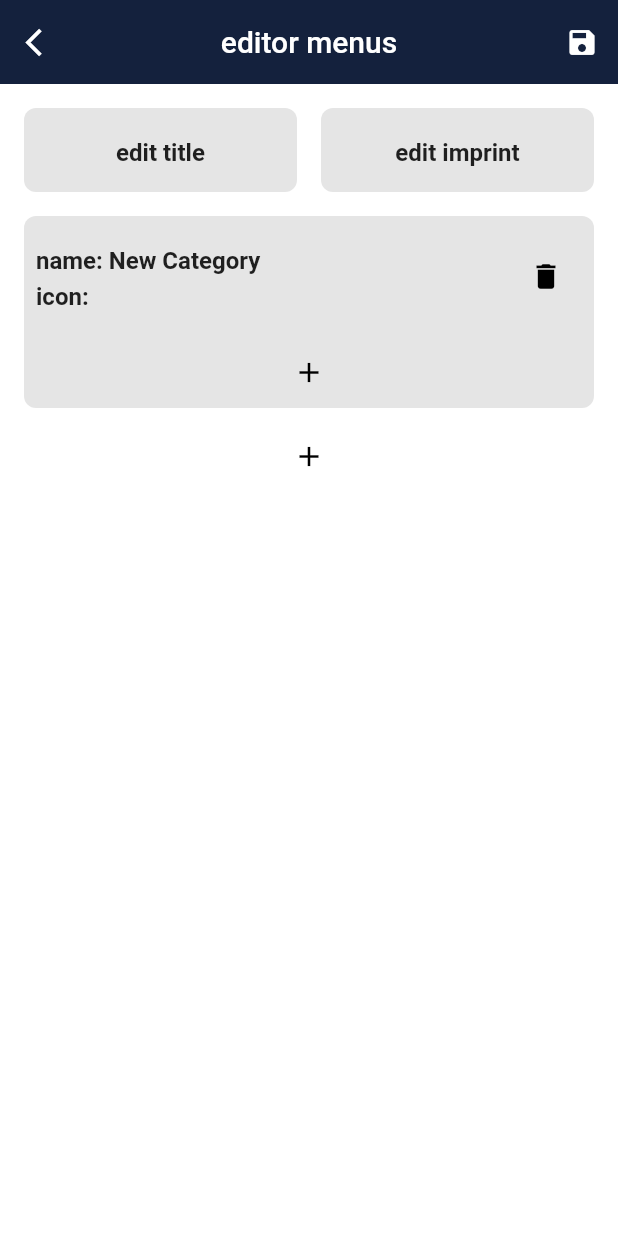
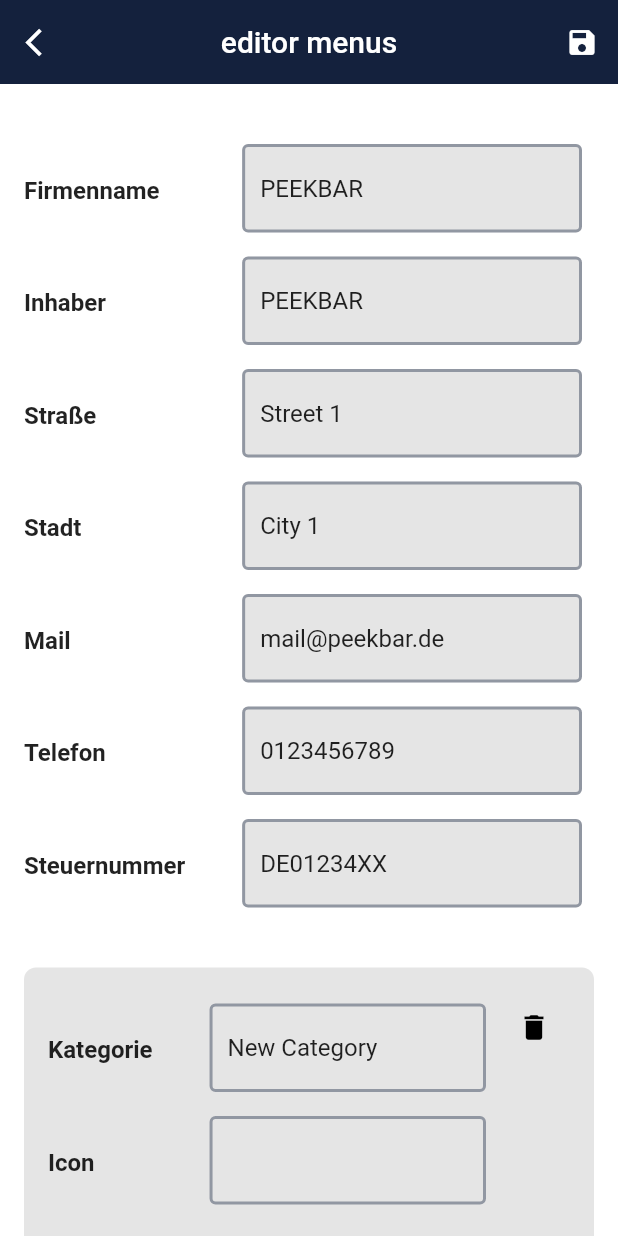
Before and after one commit to peekbar/menu_editor, a Flutter app: the EditorScreen screen opened by its route, after a tap on the "add" icon, on a phone screen of 412 x 824 dp. Run offline on Flutter 3.47's test engine with Material 2 defaults, Android fonts, the phone set to English and light mode, and no system bars; our stand-ins replace get, get_storage; accounts and stored records are empty; project files that could hold a hidden picture were left out.

Commit message:
extended editor with textfields to enable editing

```diff
--- a/lib/main.dart
+++ b/lib/main.dart
@@ -1,9 +1,9 @@
+import 'dart:math' as math;
+
 import 'package:flutter/material.dart';
 import 'package:get/get.dart';
-import 'dart:math' as math;
 import 'package:menu_editor/controllers/menus_controller.dart';
 import 'package:menu_editor/menu_editor.dart';
-
 import 'package:window_size/window_size.dart' as window_size;
 
 Future<void> main() async {
@@ -17,7 +17,7 @@
   Get.put(MenusController(), permanent: true);
 }
 
-setWindowSize() {
+void setWindowSize() {
   window_size.getWindowInfo().then((window) {
     final screen = window.screen;
     if (screen != null) {
--- a/lib/models/food_category.dart
+++ b/lib/models/food_category.dart
@@ -10,10 +10,10 @@
   final String id;
 
   @JsonKey(name: 'name', required: true)
-  final String name;
+   String name;
 
   @JsonKey(name: 'icon', required: true)
-  final String icon;
+   String icon;
 
   @JsonKey(name: 'products', required: true)
   final List<Product> products;
--- a/lib/models/imprint.dart
+++ b/lib/models/imprint.dart
@@ -9,28 +9,28 @@
   final String id;
 
   @JsonKey(name: 'holder', required: true)
-  final String holder;
+   String holder;
 
   @JsonKey(name: 'street', required: true)
-  final String street;
+   String street;
 
   @JsonKey(name: 'city', required: true)
-  final String city;
+   String city;
 
   @JsonKey(name: 'phone', required: true)
-  final String phone;
+   String phone;
 
   @JsonKey(name: 'mail', required: true)
-  final String mail;
+   String mail;
 
   @JsonKey(name: 'tax', required: true)
-  final String tax;
+   String tax;
 
   @JsonKey(name: 'homepage', required: true)
-  final String homepage;
+   String homepage;
 
   @JsonKey(name: 'companyname', required: true)
-  final String companyName;
+  String companyName;
 
   Imprint({
     required this.id,
--- a/lib/models/product.dart
+++ b/lib/models/product.dart
@@ -10,19 +10,19 @@
   final String id;
 
   @JsonKey(name: 'name', required: true)
-  final String name;
+   String name;
 
   @JsonKey(name: 'shortname', required: true)
-  final String shortName;
+   String shortName;
 
   @JsonKey(name: 'description', required: true)
-  final String description;
+   String description;
 
   @JsonKey(name: 'price', required: true)
-  final String price;
+   String price;
 
   @JsonKey(name: 'additives', required: true)
-  final String additives;
+   String additives;
 
   Product({
     required this.id,
--- a/lib/routes/editor/editor_controller.dart
+++ b/lib/routes/editor/editor_controller.dart
@@ -68,6 +68,11 @@
     update();
   }
 
+  void discardChanges() {
+    // TODO: reload the edited, but not saved menu from the storage to discard changes
+    _menusController.nonce.value += 1;
+  }
+
   Future<void> save() async => await _menusController.addOrOverride(
         Menu(
           id: id.isEmpty ? const Uuid().v4() : id.value,
--- a/lib/routes/editor/editor_screen.dart
+++ b/lib/routes/editor/editor_screen.dart
@@ -1,6 +1,7 @@
 import 'package:flutter/material.dart';
 import 'package:get/get.dart';
 import 'package:menu_editor/models/food_category.dart';
+import 'package:menu_editor/models/imprint.dart';
 import 'package:menu_editor/models/product.dart';
 import 'package:menu_editor/routes/editor/editor_controller.dart';
 import 'package:menu_editor/themes/theme_colors.dart';
@@ -22,7 +23,9 @@
                   title: const Text('Alert'),
                   content: const Text('Do you really want close the editor? Your current changes won\'t be saved.'),
                   actions: [
-                    TextButton(onPressed: () => Get.back(result: true), child: const Text('YES')),
+                    TextButton(
+                        onPressed: () => {Get.back(result: true), controller.discardChanges()},
+                        child: const Text('YES')),
                     TextButton(onPressed: () => Get.back(result: false), child: const Text('NO')),
                   ],
                 ),
@@ -42,53 +45,7 @@
           child: Obx(() => Column(
                 children: [
                   const SizedBox(height: 16.0),
-                  Row(
-                    children: [
-                      const SizedBox(width: 16.0),
-                      Expanded(
-                        child: Material(
-                          color: ThemeColors.grey,
-                          borderRadius: BorderRadius.circular(8.0),
-                          child: InkWell(
-                            borderRadius: BorderRadius.circular(8.0),
-                            onTap: () {},
-                            child: const Center(
-                              child: Padding(
-                                padding: EdgeInsets.all(16.0),
-                                child: Text(
-                                  'edit title',
-                                  maxLines: 1,
-                                  overflow: TextOverflow.ellipsis,
-                                ),
-                              ),
-                            ),
-                          ),
-                        ),
-                      ),
-                      const SizedBox(width: 16.0),
-                      Expanded(
-                        child: Material(
-                          color: ThemeColors.grey,
-                          borderRadius: BorderRadius.circular(8.0),
-                          child: InkWell(
-                            borderRadius: BorderRadius.circular(8.0),
-                            onTap: () {},
-                            child: const Center(
-                              child: Padding(
-                                padding: EdgeInsets.all(16.0),
-                                child: Text(
-                                  'edit imprint',
-                                  maxLines: 1,
-                                  overflow: TextOverflow.ellipsis,
-                                ),
-                              ),
-                            ),
-                          ),
-                        ),
-                      ),
-                      const SizedBox(width: 16.0),
-                    ],
-                  ),
+                  ImprintView(controller.imprint.value),
                   if (controller.foodCategories.isEmpty) ...[
                     const SizedBox(height: 16.0),
                     const _AddCategoryButton(),
@@ -112,6 +69,83 @@
       );
 }
 
+class ImprintView extends StatelessWidget {
+  const ImprintView(this.imprint, {Key? key}) : super(key: key);
+
+  final Imprint imprint;
+  @override
+  Widget build(BuildContext context) => Padding(
+        padding: const EdgeInsets.all(16.0),
+        child: Table(
+          defaultVerticalAlignment: TableCellVerticalAlignment.middle,
+          columnWidths: const {0: IntrinsicColumnWidth(), 1: IntrinsicColumnWidth(), 2: FlexColumnWidth()},
+          children: [
+            createRow('Firmenname', imprint.companyName, (value) => imprint.companyName = value),
+            createRow('Inhaber', imprint.holder, (value) => imprint.holder = value),
+            createRow('Straße', imprint.street, (value) => imprint.street = value),
+            createRow('Stadt', imprint.city, (value) => imprint.city = value),
+            createRow('Mail', imprint.mail, (value) => imprint.mail = value),
+            createRow('Telefon', imprint.phone, (value) => imprint.phone = value),
+            createRow('Steuernummer', imprint.tax, (value) => imprint.tax = value),
+          ],
+        ),
+      );
+
+  TableRow createRow(String lableText, String editableText, Function(String) saveValue) => TableRow(
+        children: [
+          Text(lableText),
+          SizedBox(
+            width: 30,
+          ),
+          EditableTextField(editableText, saveValue),
+        ],
+      );
+}
+
+class EditableTextField extends StatelessWidget {
+  String editableText;
+  Function(String) saveValue;
+
+  EditableTextField(this.editableText, this.saveValue, {Key? key}) : super(key: key) {
+    _textFieldController.text = editableText;
+    _textFieldController.addListener(() {
+      saveValue(_textFieldController.text);
+    });
+  }
+
+  TextEditingController _textFieldController = TextEditingController();
+  @override
+  Widget build(BuildContext context) => Padding(
+      padding: const EdgeInsets.all(8.0),
+      child: TextField(
+        decoration: const InputDecoration(
+          fillColor: ThemeColors.grey,
+          focusColor: ThemeColors.primaryTransparent,
+          filled: true,
+          border: OutlineInputBorder(
+            borderSide: BorderSide(
+              color: ThemeColors.primaryTransparent,
+              width: 10
+            )
+          ),
+          enabledBorder: OutlineInputBorder(
+            borderSide: BorderSide(
+              color: ThemeColors.primaryTransparent,
+              width: 2
+            )
+          ),
+          focusedBorder: OutlineInputBorder(
+            borderSide: BorderSide(
+              color: ThemeColors.primary,
+              width: 3
+            )
+          )
+        ),
+        controller: _textFieldController,
+      ),
+    );
+}
+
 class _FoodCategoryView extends StatelessWidget {
   final FoodCategory foodCategory;
 
@@ -130,21 +164,42 @@
                       children: [
                         const SizedBox(height: 16.0),
                         Padding(
-                          padding: const EdgeInsets.symmetric(horizontal: 8.0),
+                          padding: const EdgeInsets.symmetric(horizontal: 16.0),
                           child: Row(
+                            crossAxisAlignment: CrossAxisAlignment.start,
                             children: [
                               Expanded(
-                                child: Column(
-                                  crossAxisAlignment: CrossAxisAlignment.start,
-                                  children: [
-                                    Text('name: ${foodCategory.name}'),
-                                    Text('icon: ${foodCategory.icon}'),
-                                  ],
+                                child: Table(
+                                      defaultVerticalAlignment: TableCellVerticalAlignment.middle,
+                                      columnWidths: {
+                                        0: IntrinsicColumnWidth(),
+                                        1: FixedColumnWidth(30),
+                                        2: FlexColumnWidth()
+                                      },
+                                      children: [
+                                        TableRow(
+                                          children: [
+                                            Text('Kategorie'),
+                                            SizedBox(width: 20,),
+                                            EditableTextField(foodCategory.name, (p0) => foodCategory.name = p0),
+                                          ],
+                                        ),
+                                        TableRow(
+                                          children: [
+                                            Text('Icon'),
+                                            SizedBox(width: 20,),
+                                            EditableTextField(foodCategory.icon, (p0) => foodCategory.icon = p0),
+                                          ],
+                                        ),
+                                      ],
+                                    ),
+                              ),
+                              Align(
+                                alignment: Alignment.topCenter,
+                                child: IconButton(
+                                  onPressed: () => Get.find<EditorController>().delete(foodCategory),
+                                  icon: const Icon(Icons.delete),
                                 ),
-                              ),
-                              IconButton(
-                                onPressed: () => Get.find<EditorController>().delete(foodCategory),
-                                icon: const Icon(Icons.delete),
                               ),
                             ],
                           ),
@@ -177,11 +232,11 @@
                                     ),
                                     for (var i = 0; i < foodCategory.products.length; i++)
                                       TableRow(children: [
-                                        Text('${foodCategory.products[i].name}'),
-                                        Text('${foodCategory.products[i].shortName}'),
-                                        Text('${foodCategory.products[i].description}'),
-                                        Text('${foodCategory.products[i].price}'),
-                                        Text('${foodCategory.products[i].additives}')
+                                        EditableTextField(foodCategory.products[i].name, (p0) => foodCategory.products[i].name = p0),
+                                        EditableTextField(foodCategory.products[i].shortName, (p0) => foodCategory.products[i].shortName = p0),
+                                        EditableTextField(foodCategory.products[i].description, (p0) => foodCategory.products[i].description = p0),
+                                        EditableTextField(foodCategory.products[i].price, (p0) => foodCategory.products[i].price = p0),
+                                        EditableTextField(foodCategory.products[i].additives, (p0) => foodCategory.products[i].additives = p0),
                                       ]),
                                   ],
                                 ),
```
